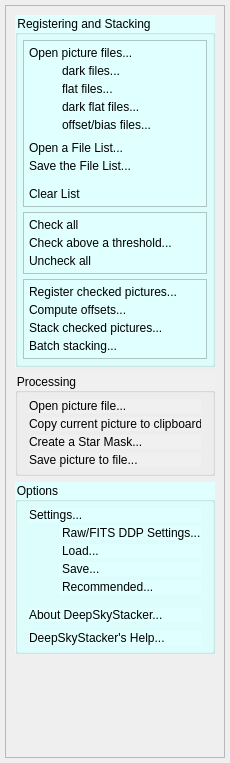
deepskystacker/DSS, file DeepSkyStacker/ui/ExplorerBar.ui: the form before one commit.
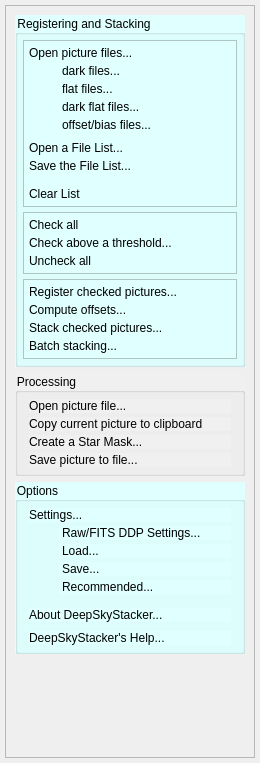
The form after the commit.

Commit message: Tweak minimum sizes

```diff
--- a/DeepSkyStacker/ui/ExplorerBar.ui
+++ b/DeepSkyStacker/ui/ExplorerBar.ui
@@ -6,7 +6,7 @@
    <rect>
     <x>0</x>
     <y>0</y>
-    <width>230</width>
+    <width>260</width>
     <height>763</height>
    </rect>
   </property>
@@ -18,7 +18,7 @@
   </property>
   <property name="minimumSize">
    <size>
-    <width>230</width>
+    <width>260</width>
     <height>430</height>
    </size>
   </property>
@@ -51,13 +51,13 @@
        <rect>
         <x>0</x>
         <y>0</y>
-        <width>218</width>
+        <width>230</width>
         <height>751</height>
        </rect>
       </property>
       <property name="minimumSize">
        <size>
-        <width>210</width>
+        <width>230</width>
         <height>700</height>
        </size>
       </property>
```
